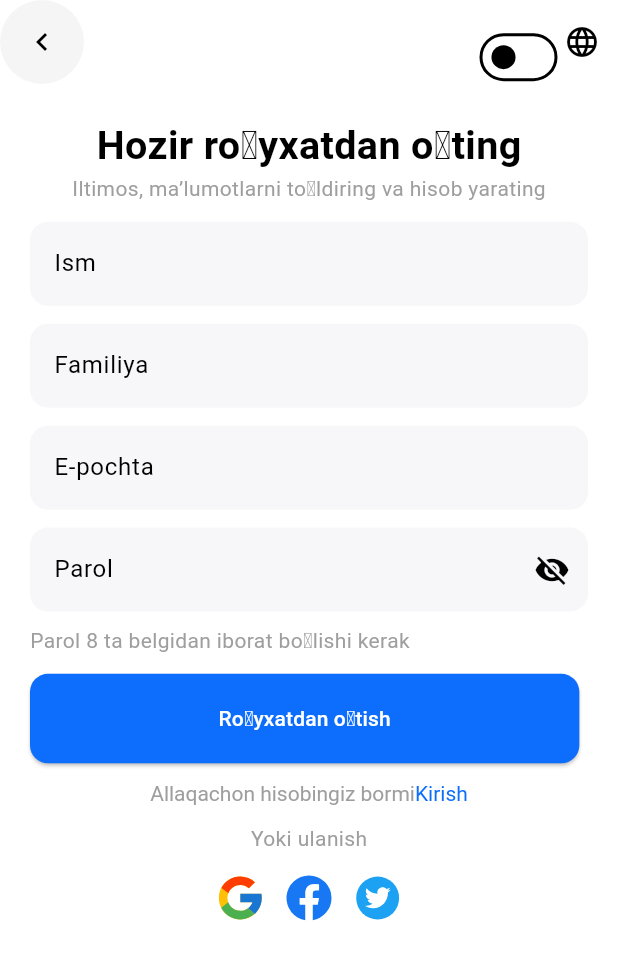
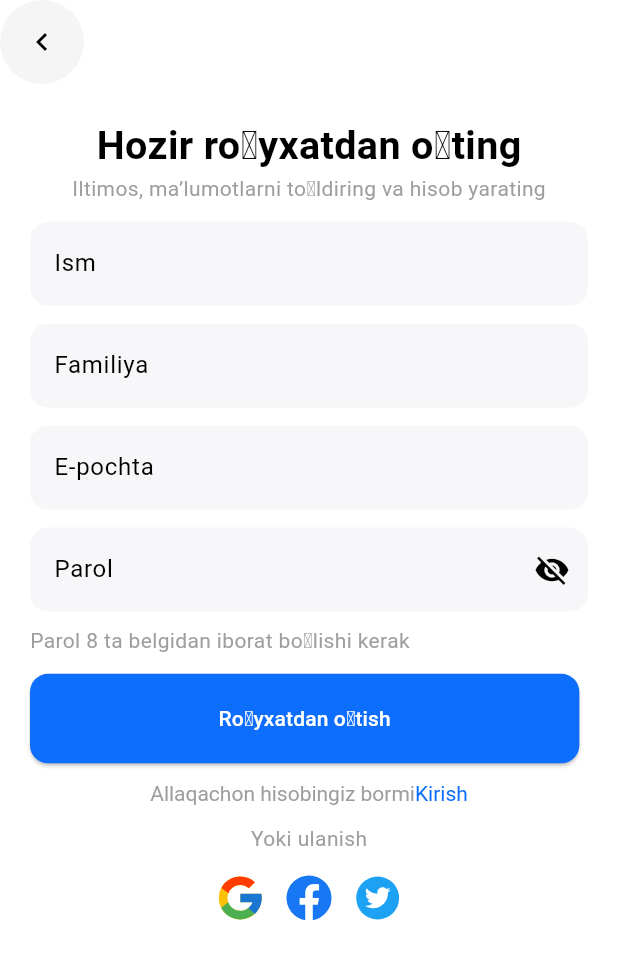
Before and after one commit to lagman5006/uz_travel, a Flutter app: the screen it shows after launch, after a tap on "UZ", after a tap on "skip", on a phone screen of 412 x 824 dp. Shown: the top 960 px of the screen. Run offline on Flutter 3.47's test engine with Material 3 defaults, Android fonts, the phone set to English and light mode, and no system bars; our stand-ins replace cloud_firestore, easy_localization, firebase_auth, firebase_core, flutter_screenutil, flutter_svg and 2 more; accounts and stored records are empty.

Commit message:
fixed flag and text in splash

```diff
--- a/lib/views/language_screen.dart
+++ b/lib/views/language_screen.dart
@@ -25,11 +25,11 @@
           child: Row(
             mainAxisAlignment: MainAxisAlignment.spaceEvenly,
             children: [
-              languageTile('UZ', Assets.images.pageImage1.path),
+              languageTile('UZ', Assets.images.uzb.path),
               SizedBox(width: 15.w),
-              languageTile('RU', Assets.images.pageImage2.path),
+              languageTile('RU', Assets.images.rus.path),
               SizedBox(width: 15.w),
-              languageTile('EN', Assets.images.pageImage3.path),
+              languageTile('EN', Assets.images.en.path),
             ],
           ),
         ),
--- a/lib/views/login/sign_up.dart
+++ b/lib/views/login/sign_up.dart
@@ -49,39 +49,6 @@
                 ),
               ),
             ),
-
-            actions: [
-              SizedBox(
-                width: 30.w,
-                height: 30.h,
-                child: SwitchListTile(
-                  value: uzTravelProvider.isDarkMode,
-                  onChanged: (value) {
-                    uzTravelProvider.toggleTheme(value);
-                  },
-                ),
-              ),
-              PopupMenuButton<Locale>(
-                icon: const Icon(Icons.language, color: Colors.black),
-                onSelected: (Locale locale) {
-                  context.setLocale(locale);
-                },
-                itemBuilder: (BuildContext context) => [
-                  const PopupMenuItem(
-                    value: Locale('en'),
-                    child: Text('English'),
-                  ),
-                  const PopupMenuItem(
-                    value: Locale('ru'),
-                    child: Text('Русский'),
-                  ),
-                  const PopupMenuItem(
-                    value: Locale('uz'),
-                    child: Text("O'zbekcha"),
-                  ),
-                ],
-              ),
-            ],
           ),
 
           body: SafeArea(
@@ -143,6 +110,7 @@
                         keyboardType: TextInputType.name,
                         decoration: InputDecoration(
                           hintText: 'last_name'.tr(),
+                          hintStyle: Theme.of(context).textTheme.bodyLarge,
                           filled: true,
                           fillColor: const Color(0xFFF7F7F9),
                           border: OutlineInputBorder(
@@ -166,6 +134,7 @@
                         keyboardType: TextInputType.emailAddress,
                         decoration: InputDecoration(
                           hintText: 'email'.tr(),
+                          hintStyle: Theme.of(context).textTheme.bodyLarge,
                           filled: true,
                           fillColor: const Color(0xFFF7F7F9),
                           border: OutlineInputBorder(
@@ -189,6 +158,7 @@
                         obscureText: obscureText,
                         decoration: InputDecoration(
                           hintText: 'password'.tr(),
+                          hintStyle: Theme.of(context).textTheme.bodyLarge,
                           filled: true,
                           fillColor: const Color(0xFFF7F7F9),
                           border: OutlineInputBorder(
--- a/lib/views/splash_page.dart
+++ b/lib/views/splash_page.dart
@@ -33,7 +33,7 @@
       backgroundColor: Color(0xff0D6EFD),
       body: Center(
         child: Text(
-          "UzStrip",
+          "UzTravel",
           style: TextStyle(
             fontSize: 50.sp,
             color: Colors.white,
```
Also changed, not shown: lib/gen/assets.gen.dart (+28 -3 lines), assets/images/en.png (added), assets/images/rus.png (added), assets/images/uzb.png (added).
